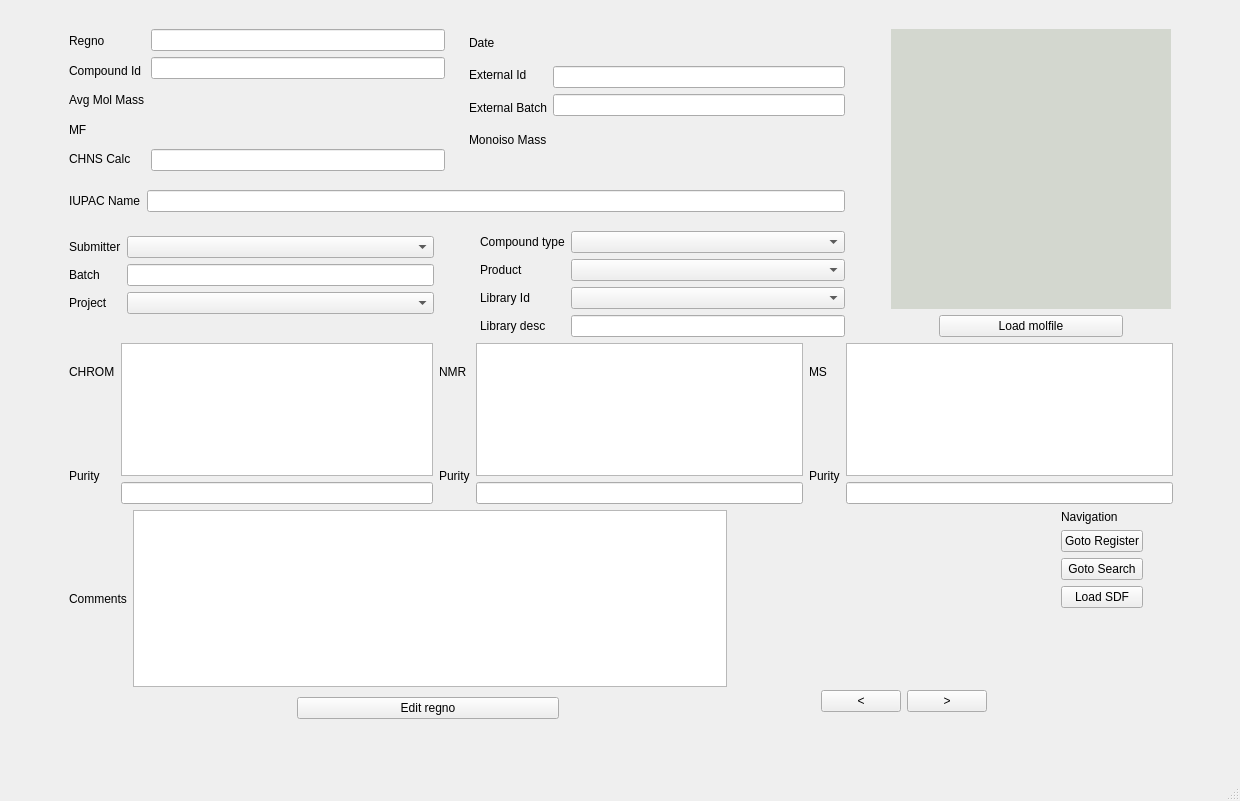
dahlbma/scarab_tornado, file chemReg/searchchem.ui: the form before one commit.
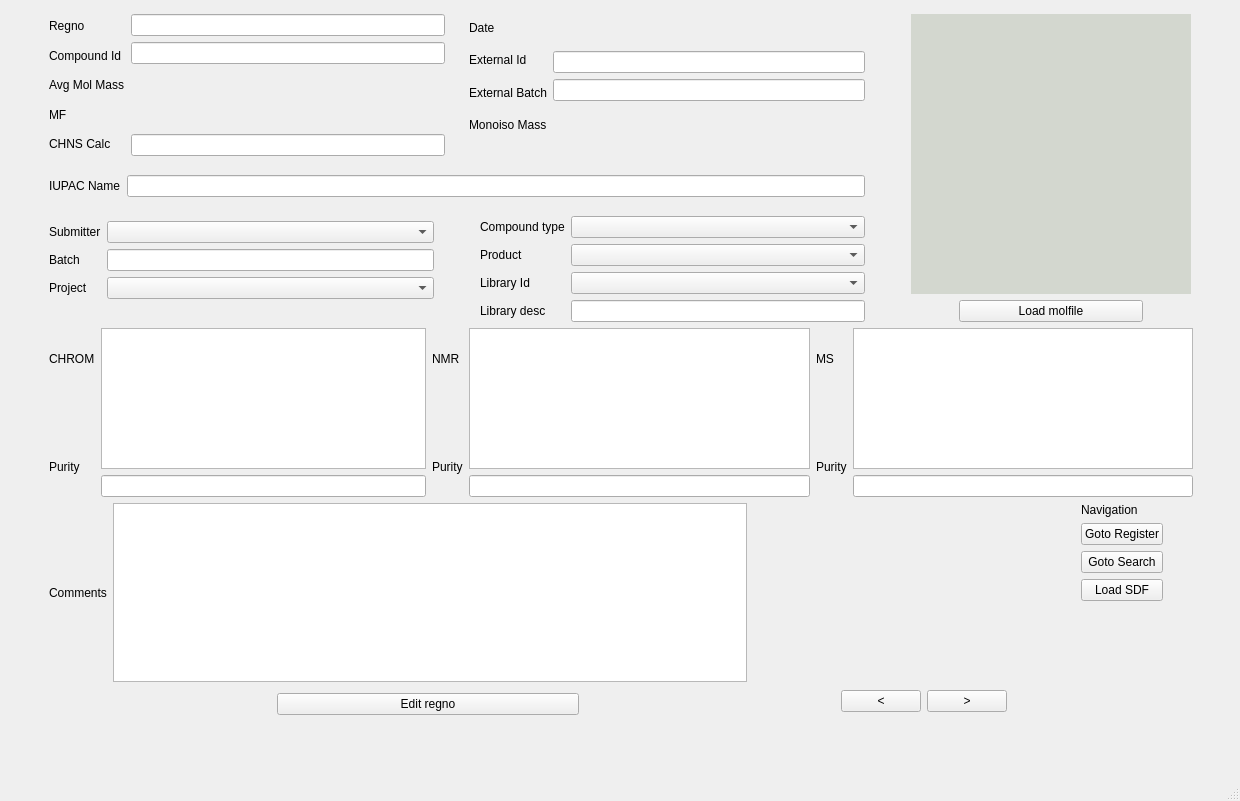
The form after the commit.

Patch:
```diff
--- a/chemReg/searchchem.ui
+++ b/chemReg/searchchem.ui
@@ -18,7 +18,7 @@
   </property>
   <widget class="QWidget" name="centralwidget">
    <layout class="QGridLayout" name="gridLayout">
-    <item row="1" column="1">
+    <item row="1" column="0">
      <layout class="QVBoxLayout" name="verticalLayout_23">
       <item>
        <spacer name="verticalSpacer_16">
@@ -1166,34 +1166,18 @@
       </item>
      </layout>
     </item>
-    <item row="0" column="2">
-     <spacer name="horizontalSpacer_14">
-      <property name="orientation">
-       <enum>Qt::Horizontal</enum>
-      </property>
-      <property name="sizeType">
-       <enum>QSizePolicy::Preferred</enum>
-      </property>
-      <property name="sizeHint" stdset="0">
-       <size>
-        <width>20</width>
-        <height>20</height>
-       </size>
-      </property>
-     </spacer>
-    </item>
     <item row="0" column="0">
      <spacer name="horizontalSpacer_15">
       <property name="orientation">
-       <enum>Qt::Horizontal</enum>
+       <enum>Qt::Vertical</enum>
       </property>
       <property name="sizeType">
-       <enum>QSizePolicy::Preferred</enum>
+       <enum>QSizePolicy::MinimumExpanding</enum>
       </property>
       <property name="sizeHint" stdset="0">
        <size>
         <width>20</width>
-        <height>20</height>
+        <height>5</height>
        </size>
       </property>
      </spacer>
```
Left out of the diff: 2 changed lines with no effect on the pictures.
